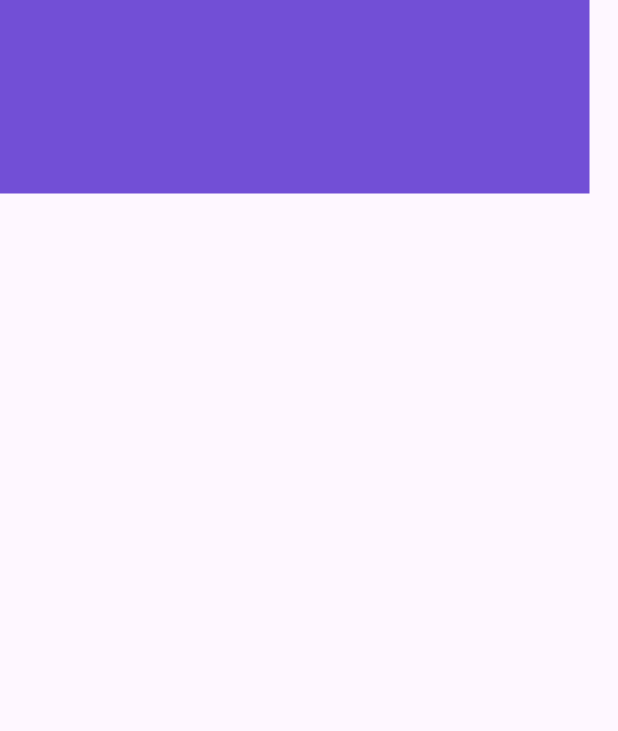
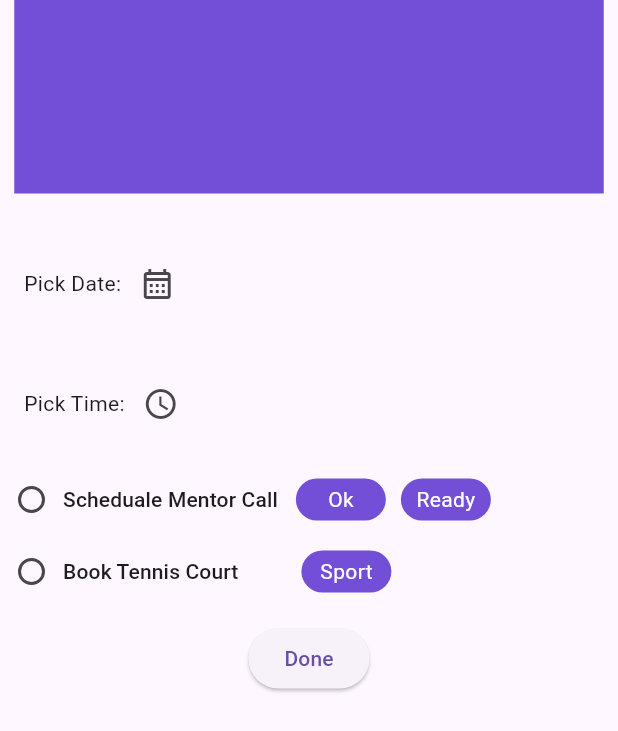
Before and after one commit to shraddhagaudani/todo_list_app, a Flutter app: the calender_component screen opened directly, on a phone screen of 412 x 824 dp. Shown: the top 731 px of the screen. Run offline on Flutter 3.47's test engine with Material 2 defaults, Android fonts, the phone set to English and light mode, and no system bars; our stand-ins replace firebase_auth, firebase_core, get, get_storage, google_sign_in, sqflite; accounts and stored records are empty.

Commit message:
19/09/23

```diff
--- a/lib/components/calender_omponents.dart
+++ b/lib/components/calender_omponents.dart
@@ -8,10 +8,19 @@ class calender_component extends StatefulWidget {
 }
 
 class _calender_componentState extends State<calender_component> {
+  DateTime initialDate = DateTime.now();
+
+  DateTime? date;
+  TimeOfDay initialTime = TimeOfDay.now();
+
+  TimeOfDay? time;
+
+  String? calanderpage;
+
   @override
   Widget build(BuildContext context) {
-    return Scaffold(body:
-        Column(
+    return Scaffold(
+      body: Column(
         children: [
           Container(
             width: 393,
@@ -19,8 +28,151 @@ class _calender_componentState extends State<calender_component> {
             decoration: const BoxDecoration(
               color: Color(0xFF724FD6),
             ),
+          ),
+          const SizedBox(
+            height: 20,
+          ),
+          Padding(
+            padding: const EdgeInsets.all(16),
+            child: Row(
+              children: [
+                const Text("Pick Date:"),
+                IconButton(
+                  onPressed: () async {
+                    DateTime? pickedDate = await showDatePicker(
+                      cancelText: "Dismiss",
+                      confirmText: "Confirm",
+                      context: context,
+                      initialDate: initialDate,
+                      firstDate: DateTime(2000),
+                      lastDate: DateTime(3000),
+                    );
+
+                    setState(
+                      () {
+                        date = pickedDate;
+                      },
+                    );
+                  },
+                  icon: const Icon(
+                    Icons.calendar_month_outlined,
+                  ),
+                ),
+                (date == null)
+                    ? Container()
+                    : Text("${date?.day}-${date?.month}-${date?.year}"),
+              ],
+            ),
+          ),
+          Padding(
+            padding: const EdgeInsets.all(16),
+            child: Row(
+              children: [
+                const Text("Pick Time:"),
+                IconButton(
+                  onPressed: () async {
+                    TimeOfDay? pickedTime = await showTimePicker(
+                      context: context,
+                      initialTime: initialTime,
+                    );
+
+                    setState(
+                      () {
+                        time = pickedTime;
+                      },
+                    );
+                  },
+                  icon: const Icon(
+                    Icons.watch_later_outlined,
+                  ),
+                ),
+                (time == null)
+                    ? Container()
+                    : Text("${time?.hour}:${time?.minute}"),
+              ],
+            ),
+          ),
+          Row(
+            children: [
+              RadioMenuButton(
+                value: "Scheduale Mentor Call",
+                groupValue: calanderpage,
+                onChanged: (val) {
+                  setState(() {
+                    calanderpage = val;
+                  });
+                },
+                child: const Text("Scheduale Mentor Call"),
+              ),
+              Container(
+                alignment: Alignment.center,
+                width: 60,
+                height: 28,
+                decoration: BoxDecoration(
+                  borderRadius: BorderRadius.circular(15),
+                  color: const Color(0xFF724FD6),
+                ),
+                child: const Text(
+                  "Ok",
+                  style: TextStyle(color: Colors.white),
+                ),
+              ),
+              const SizedBox(
+                width: 10,
+              ),
+              Container(
+                alignment: Alignment.center,
+                width: 60,
+                height: 28,
+                decoration: BoxDecoration(
+                  borderRadius: BorderRadius.circular(15),
+                  color: const Color(0xFF724FD6),
+                ),
+                child: const Text(
+                  "Ready",
+                  style: TextStyle(color: Colors.white),
+                ),
               )
             ],
-        ),);
+          ),
+          Row(
+            children: [
+              RadioMenuButton(
+                value: "Book Tennis Court",
+                groupValue: calanderpage,
+                onChanged: (val) {
+                  setState(() {
+                    calanderpage = val;
+                  });
+                },
+                child: const Text("Book Tennis Court"),
+              ),
+              const SizedBox(
+                width: 30,
+              ),
+              Container(
+                alignment: Alignment.center,
+                width: 60,
+                height: 28,
+                decoration: BoxDecoration(
+                  color: const Color(0xFF724FD6),
+                  borderRadius: BorderRadius.circular(15),
+                ),
+                child: const Text(
+                  "Sport",
+                  style: TextStyle(color: Colors.white),
+                ),
+              ),
+
+            ],
+          ),
+          const SizedBox(height: 10,),
+          ElevatedButton(
+            onPressed: () {},
+            child: const Text("Done"),
+          ),
+        ],
+      ),
+    );
   }
 }
--- a/lib/models/todo_model.dart
+++ b/lib/models/todo_model.dart
@@ -51,3 +51,26 @@ class ListMyTaskModel {
     );
   }
 }
+
+// calander_components:
+class CalenderModel {
+  int? calenderid;
+  String date;
+  String time;
+  String scheduled;
+
+  CalenderModel(
+      {this.calenderid,
+      required this.date,
+      required this.time,
+      required this.scheduled});
+
+  factory CalenderModel.fromMap({required Map<String, dynamic> data}) {
+    return CalenderModel(
+      calenderid: data['calenderid'],
+      date: data['date'],
+      time: data['time'],
+      scheduled: data['scheduled'],
+    );
+  }
+}
--- a/lib/views/screens/calander_page.dart
+++ b/lib/views/screens/calander_page.dart
@@ -8,8 +8,16 @@ class Calender_page extends StatefulWidget {
 }
 
 class _Calender_pageState extends State<Calender_page> {
+
+
   @override
   Widget build(BuildContext context) {
-    return Scaffold();
+    return Scaffold(
+      body: Column(
+        children: [
+
+        ],
+      ),
+    );
   }
 }
--- a/lib/views/screens/my_task_informationpage.dart
+++ b/lib/views/screens/my_task_informationpage.dart
@@ -57,7 +57,7 @@ class _My_taskinformation_pageState extends State<My_taskinformation_page> {
                                 crossAxisAlignment: CrossAxisAlignment.start,
                                 children: [
                                   const Text(
-                                    "Total:",
+                                    "Today:",
                                     style: TextStyle(
                                         fontWeight: FontWeight.bold,
                                         fontSize: 15),
```
Lines whose indentation alone changed are shown as unchanged.
